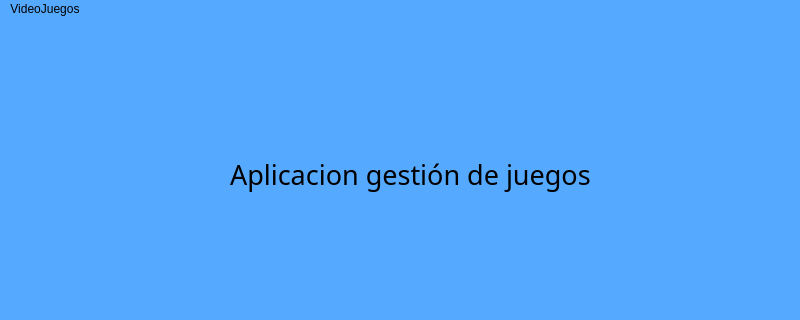
Before: the Qt Designer form tareascursoLunes/aplicaciondeGestion/ventanas01/ventana_principal.ui in JesusDiazCurso/CursoPython, drawn with Qt 5; both pictures show x 0 to 800 and y 0 to 320 of the 800 by 600 pixel window.
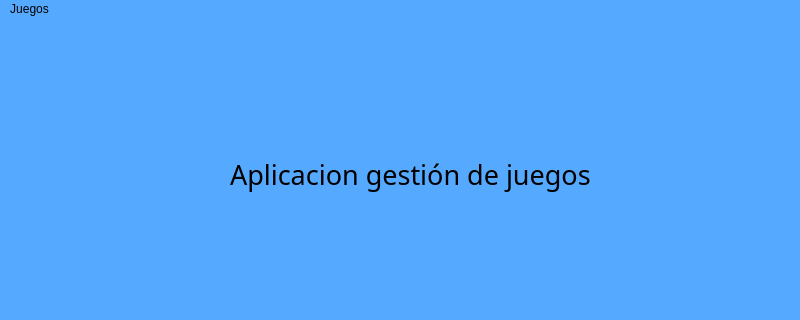
After: the same form once the commit is applied.

```diff
--- a/tareascursoLunes/aplicaciondeGestion/ventanas01/ventana_principal.ui
+++ b/tareascursoLunes/aplicaciondeGestion/ventanas01/ventana_principal.ui
@@ -52,15 +52,15 @@
      <height>21</height>
     </rect>
    </property>
-   <widget class="QMenu" name="menuMusica">
+   <widget class="QMenu" name="menuJuegos">
     <property name="title">
-     <string>VideoJuegos</string>
+     <string>Juegos</string>
     </property>
     <addaction name="submenu_inicio"/>
     <addaction name="submenu_insertar_juego"/>
     <addaction name="submenu_listar_juegos"/>
    </widget>
-   <addaction name="menuMusica"/>
+   <addaction name="menuJuegos"/>
   </widget>
   <widget class="QStatusBar" name="statusbar"/>
   <action name="submenu_insertar_musica">
```
Left out of the diff: 14 changed lines with no effect on the pictures.
